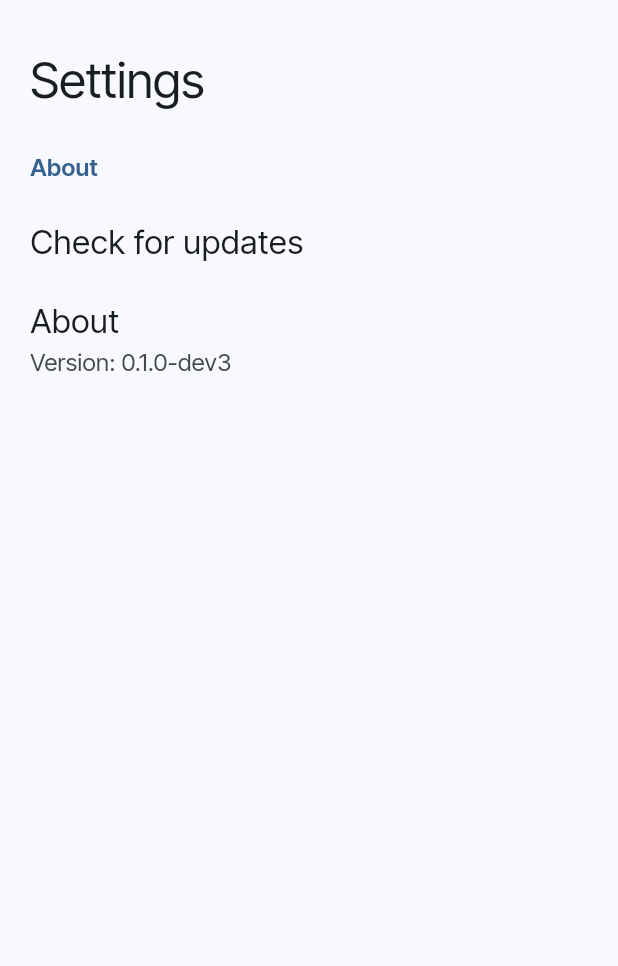
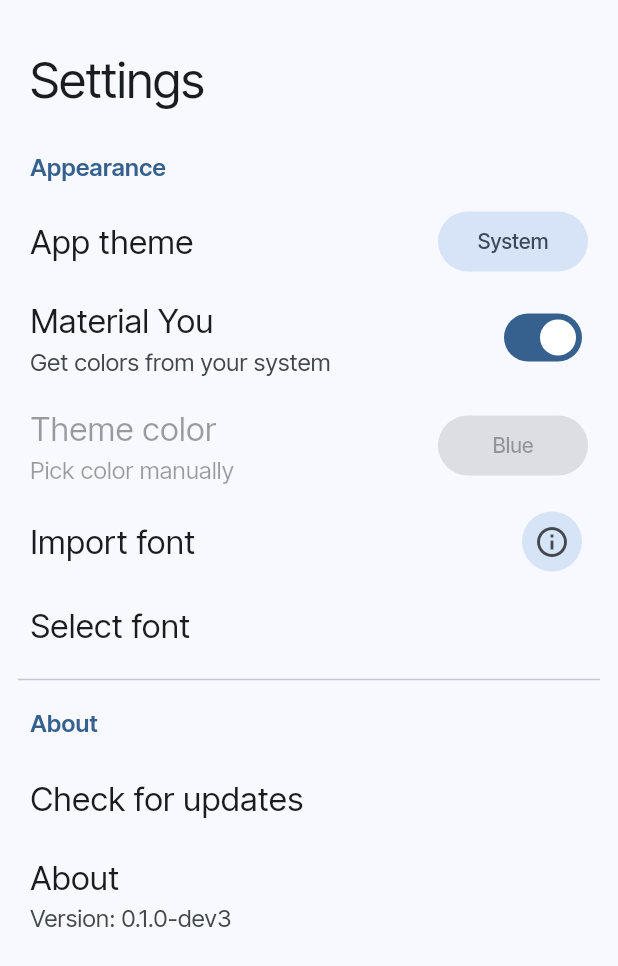
Before and after one commit to Sinneida/defood, a Flutter app: the SettingsView screen opened by its route, on a phone screen of 412 x 824 dp. Shown: the top 966 px of the screen. Run offline on Flutter 3.47's test engine with Material 3 defaults, Android fonts, the phone set to English and light mode, and no system bars; drawn by our look-alikes of dynamic_color; our stand-ins replace dio, envied, file_picker, flutter_markdown, flutter_svg, google_fonts and 7 more; missing offline and left inert: android_system_font, flutter_archive, flutter_logs; accounts and stored records are empty; generated files the repository leaves out were written again.

Commit message:
port appearance settings

```diff
--- /dev/null
+++ b/lib/ui/views/settings/items/app_theme/app_theme.dart
@@ -0,0 +1,54 @@
+import 'package:defood/ui/widgets/settings/common/item_wrapper.dart';
+import 'package:defood/utils/casing.dart';
+import 'package:flutter/material.dart';
+import 'package:stacked/stacked.dart';
+
+import 'app_theme_model.dart';
+
+class AppTheme extends StackedView<AppThemeModel> {
+  const AppTheme({super.key});
+
+  @override
+  Widget builder(
+    BuildContext context,
+    AppThemeModel viewModel,
+    Widget? child,
+  ) {
+    return InkWell(
+      onTap: () => viewModel.handleTap(),
+      child: ItemWrapper(
+        mainText: 'App theme',
+        trailingWidget: MenuAnchor(
+          controller: viewModel.controller,
+          builder: (_, __, child) => child!,
+          menuChildren: [
+            for (final (i, theme) in ThemeMode.values.indexed)
+              MenuItemButton(
+                child: Text(
+                  viewModel.menuName(theme.name.toCapitalized()),
+                ),
+                onPressed: () => viewModel.updateValue(theme, i),
+              )
+          ],
+          child: FilledButton.tonal(
+            style: const ButtonStyle(
+              fixedSize: WidgetStatePropertyAll<Size>(
+                Size(100, 0),
+              ),
+            ),
+            onPressed: () => viewModel.handleTap(),
+            child: Text(
+              viewModel.themeMode.name.toCapitalized(),
+            ),
+          ),
+        ),
+      ),
+    );
+  }
+
+  @override
+  AppThemeModel viewModelBuilder(
+    BuildContext context,
+  ) =>
+      AppThemeModel();
+}
--- /dev/null
+++ b/lib/ui/views/settings/items/app_theme/app_theme_model.dart
@@ -0,0 +1,28 @@
+import 'package:defood/app/app.locator.dart';
+import 'package:defood/services/settings/appearance_settings_service.dart';
+import 'package:flutter/material.dart';
+import 'package:stacked/stacked.dart';
+
+class AppThemeModel extends BaseViewModel {
+  ThemeMode get themeMode => _appearanceFragment.themeMode;
+
+  final _appearanceFragment = locator<AppearanceSettingsService>();
+
+  final controller = MenuController();
+
+  void handleTap() {
+    if (!controller.isOpen) {
+      controller.open();
+    }
+  }
+
+  void updateValue(ThemeMode mode, int index) {
+    final themeFromIndex = ThemeMode.values.elementAt(index);
+    _appearanceFragment.setPref<ThemeMode>(AppearanceSettingsKey.themeMode ,themeFromIndex);
+    rebuildUi();
+  }
+
+  String menuName(String currentName) {
+    return currentName.padRight(14);
+  }
+}
--- /dev/null
+++ b/lib/ui/views/settings/items/custom_font_list/custom_font_list.dart
@@ -0,0 +1,29 @@
+import 'package:defood/ui/widgets/settings/common/item_wrapper.dart';
+import 'package:flutter/material.dart';
+import 'package:stacked/stacked.dart';
+
+import 'custom_font_list_model.dart';
+
+class CustomFontList extends StackedView<CustomFontListModel> {
+  const CustomFontList({super.key});
+
+  @override
+  Widget builder(
+    BuildContext context,
+    CustomFontListModel viewModel,
+    Widget? child,
+  ) {
+    return InkWell(
+      onTap: () => viewModel.showCustomFonts(),
+      child: const ItemWrapper(
+        mainText: 'Select font',
+      ),
+    );
+  }
+
+  @override
+  CustomFontListModel viewModelBuilder(
+    BuildContext context,
+  ) =>
+      CustomFontListModel();
+}
--- /dev/null
+++ b/lib/ui/views/settings/items/custom_theme/custom_theme.dart
@@ -0,0 +1,58 @@
+import 'package:defood/services/custom_themes_service.dart';
+import 'package:defood/ui/widgets/settings/common/item_wrapper.dart';
+import 'package:defood/utils/casing.dart';
+import 'package:flutter/material.dart';
+import 'package:stacked/stacked.dart';
+
+import 'custom_theme_model.dart';
+
+class CustomTheme extends StackedView<CustomThemeModel> {
+  const CustomTheme({super.key});
+
+  @override
+  Widget builder(
+    BuildContext context,
+    CustomThemeModel viewModel,
+    Widget? child,
+  ) {
+    return InkWell(
+      onTap: !viewModel.monetEnabled ? () => viewModel.handleTap() : null,
+      child: ItemWrapper(
+        mainText: 'Theme color',
+        secondaryText: 'Pick color manually',
+        enabled: !viewModel.monetEnabled,
+        trailingWidget: MenuAnchor(
+          controller: viewModel.controller,
+          builder: (_, __, child) => child!,
+          menuChildren: [
+            for (final (i, theme) in MainColor.values.indexed)
+              MenuItemButton(
+                child: Text(
+                  viewModel.menuName(theme.name.toCapitalized()),
+                ),
+                onPressed: () => viewModel.updateValue(theme, i),
+              )
+          ],
+          child: FilledButton.tonal(
+            style: const ButtonStyle(
+              fixedSize: WidgetStatePropertyAll<Size>(
+                Size(100, 0),
+              ),
+            ),
+            onPressed:
+                !viewModel.monetEnabled ? () => viewModel.handleTap() : null,
+            child: Text(
+              viewModel.customColor.name.toCapitalized(),
+            ),
+          ),
+        ),
+      ),
+    );
+  }
+
+  @override
+  CustomThemeModel viewModelBuilder(
+    BuildContext context,
+  ) =>
+      CustomThemeModel();
+}
--- /dev/null
+++ b/lib/ui/views/settings/items/custom_theme/custom_theme_model.dart
@@ -0,0 +1,34 @@
+import 'package:defood/app/app.locator.dart';
+import 'package:defood/services/custom_themes_service.dart';
+import 'package:defood/services/settings/appearance_settings_service.dart';
+import 'package:flutter/material.dart';
+import 'package:stacked/stacked.dart';
+
+class CustomThemeModel extends ReactiveViewModel {
+  MainColor get customColor => _appearanceFragment.customColor;
+
+  bool get monetEnabled => _appearanceFragment.monetEnabled;
+
+  final _appearanceFragment = locator<AppearanceSettingsService>();
+
+  final controller = MenuController();
+
+  void handleTap() {
+    if (!controller.isOpen) {
+      controller.open();
+    }
+  }
+
+  void updateValue(MainColor color, int index) {
+    final colorIndex = MainColor.values.elementAt(index);
+    _appearanceFragment.setPref(AppearanceSettingsKey.customTheme, colorIndex);
+    rebuildUi();
+  }
+
+  String menuName(String currentName) {
+    return currentName.padRight(14);
+  }
+
+  @override
+  List<ListenableServiceMixin> get listenableServices => [_appearanceFragment];
+}
--- /dev/null
+++ b/lib/ui/views/settings/items/import_font/import_font.dart
@@ -0,0 +1,48 @@
+import 'package:defood/ui/widgets/settings/common/item_wrapper.dart';
+import 'package:flutter/material.dart';
+import 'package:stacked/stacked.dart';
+
+import 'import_font_model.dart';
+
+class ImportFont extends StackedView<ImportFontModel> {
+  const ImportFont({super.key});
+
+  @override
+  Widget builder(
+    BuildContext context,
+    ImportFontModel viewModel,
+    Widget? child,
+  ) {
+    return InkWell(
+      onTap: () => viewModel.showImportFontDialog(),
+      child: ItemWrapper(
+        mainText: 'Import font',
+        trailingWidget: IconButton.filledTonal(
+          onPressed: () {
+            showDialog(
+              context: context,
+              builder: (context) {
+                return AlertDialog(
+                  title: const Text('How to import?'),
+                  content: Column(
+                    mainAxisSize: MainAxisSize.min,
+                    children: [
+                      Text(viewModel.fontImportMessage),
+                    ],
+                  ),
+                );
+              },
+            );
+          },
+          icon: const Icon(Icons.info_outline),
+        ),
+      ),
+    );
+  }
+
+  @override
+  ImportFontModel viewModelBuilder(
+    BuildContext context,
+  ) =>
+      ImportFontModel();
+}
--- /dev/null
+++ b/lib/ui/views/settings/items/import_font/import_font_model.dart
@@ -0,0 +1,29 @@
+import 'package:defood/app/app.locator.dart';
+import 'package:defood/app/app.snackbar.dart';
+import 'package:defood/models/errors/io_error.dart';
+import 'package:defood/services/font_importer_service.dart';
+import 'package:stacked/stacked.dart';
+import 'package:stacked_services/stacked_services.dart';
+
+class ImportFontModel extends BaseViewModel {
+  final _snackbar = locator<SnackbarService>();
+  final _fontImporter = locator<FontImporterService>();
+
+  final fontImportMessage =
+      'Put the fonts you want to use into ZIP file. Name of the ZIP will be used as font name inside the app.';
+
+  Future<void> showImportFontDialog() async {
+    try {
+      await _fontImporter.showImportFontDialog();
+      _snackbar.showCustomSnackBar(
+        message: 'Fonts imported',
+        variant: SnackbarType.info,
+      );
+    } catch (e) {
+      _snackbar.showCustomSnackBar(
+        variant: SnackbarType.info,
+        message: e is IOError ? e.message : e.toString(),
+      );
+    }
+  }
+}
--- /dev/null
+++ b/lib/ui/views/settings/items/monet_theme/monet_theme.dart
@@ -0,0 +1,39 @@
+import 'package:defood/ui/widgets/settings/common/item_wrapper.dart';
+import 'package:flutter/material.dart';
+import 'package:stacked/stacked.dart';
+
+import 'monet_theme_model.dart';
+
+class MonetTheme extends StackedView<MonetThemeModel> {
+  const MonetTheme({super.key});
+
+  @override
+  Widget builder(
+    BuildContext context,
+    MonetThemeModel viewModel,
+    Widget? child,
+  ) {
+    return InkWell(
+      onTap: viewModel.supportMonet
+          ? () => viewModel.updateValue(!viewModel.monetEnabled)
+          : null,
+      child: ItemWrapper(
+        enabled: viewModel.supportMonet,
+        mainText: 'Material You',
+        secondaryText: 'Get colors from your system',
+        trailingWidget: Switch(
+          onChanged: viewModel.supportMonet
+              ? (value) => viewModel.updateValue(value)
+              : null,
+          value: viewModel.monetEnabled,
+        ),
+      ),
+    );
+  }
+
+  @override
+  MonetThemeModel viewModelBuilder(
+    BuildContext context,
+  ) =>
+      MonetThemeModel();
+}
--- /dev/null
+++ b/lib/ui/views/settings/items/monet_theme/monet_theme_model.dart
@@ -0,0 +1,15 @@
+import 'package:defood/app/app.locator.dart';
+import 'package:defood/services/settings/appearance_settings_service.dart';
+import 'package:stacked/stacked.dart';
+
+class MonetThemeModel extends BaseViewModel {
+  bool get monetEnabled => _appearanceFragment.monetEnabled;
+  bool get supportMonet => _appearanceFragment.supportMonet;
+
+  final _appearanceFragment = locator<AppearanceSettingsService>();
+
+  void updateValue(bool value) {
+    _appearanceFragment.setPref<bool>(AppearanceSettingsKey.monet, value);
+    rebuildUi();
+  }
+}
--- a/lib/ui/views/settings/settings_view.dart
+++ b/lib/ui/views/settings/settings_view.dart
@@ -1,5 +1,11 @@
 import 'package:defood/ui/views/settings/items/about_app/about_app.dart';
+import 'package:defood/ui/views/settings/items/app_theme/app_theme.dart';
 import 'package:defood/ui/views/settings/items/check_updates/check_updates.dart';
+import 'package:defood/ui/views/settings/items/custom_font_list/custom_font_list.dart';
+import 'package:defood/ui/views/settings/items/custom_theme/custom_theme.dart';
+import 'package:defood/ui/views/settings/items/import_font/import_font.dart';
+import 'package:defood/ui/views/settings/items/monet_theme/monet_theme.dart';
+import 'package:defood/ui/widgets/common/divider.dart';
 import 'package:defood/ui/widgets/settings/common/group_header.dart';
 import 'package:flutter/material.dart';
 import 'package:stacked/stacked.dart';
@@ -34,6 +40,13 @@ class SettingsView extends StackedView<SettingsViewModel> {
                 shrinkWrap: true,
                 physics: const NeverScrollableScrollPhysics(),
                 children: const [
+                  GroupHeader(name: 'Appearance'),
+                  AppTheme(),
+                  MonetTheme(),
+                  CustomTheme(),
+                  ImportFont(),
+                  CustomFontList(),
+                  ItemDivider(),
                   GroupHeader(name: 'About'),
                   CheckUpdates(),
                   AboutApp(),
```
Also changed, not shown: lib/ui/bottom_sheets/font_manager/font_manager.dart (added, +106 -0 lines), lib/ui/bottom_sheets/font_manager/font_manager_model.dart (added, +75 -0 lines), lib/ui/views/settings/items/custom_font_list/custom_font_list_model.dart (added, +18 -0 lines).
